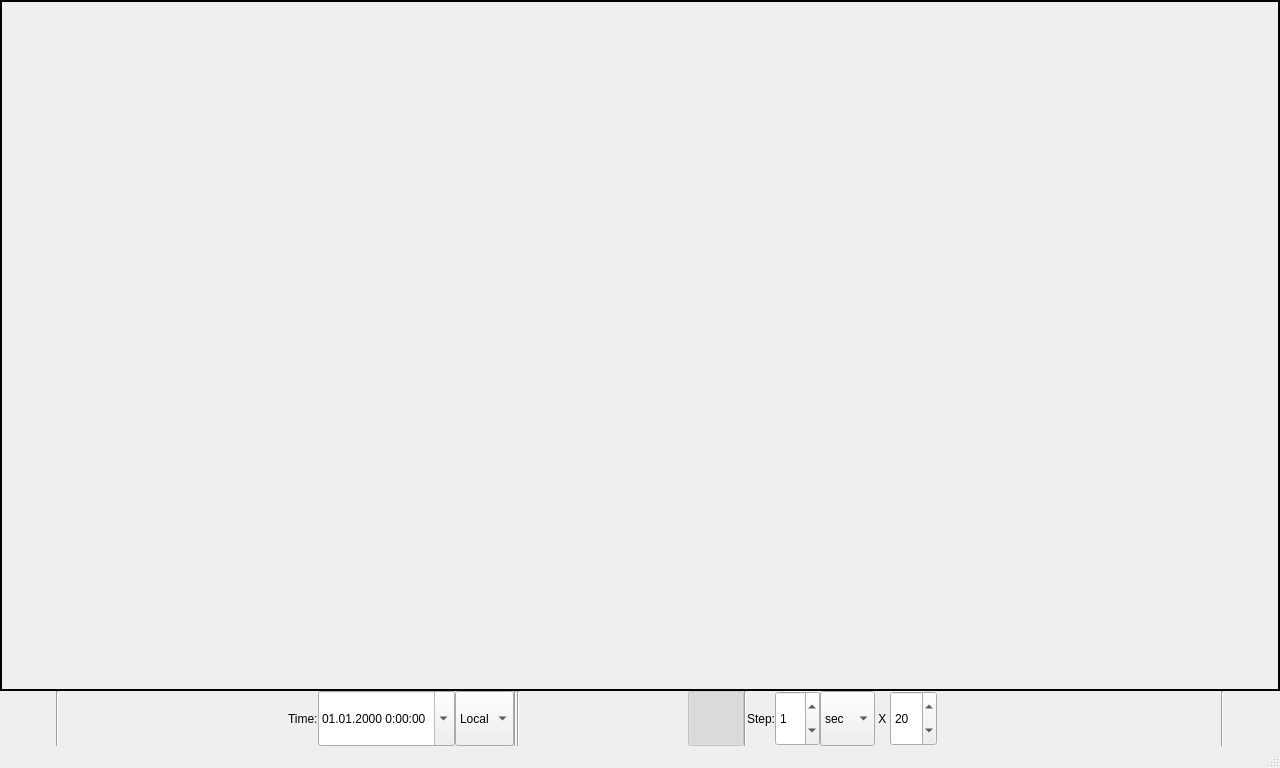
The window that ui/SatViewer.ui (ivantaran/satviewer) describes before a commit, drawn with Qt 5.
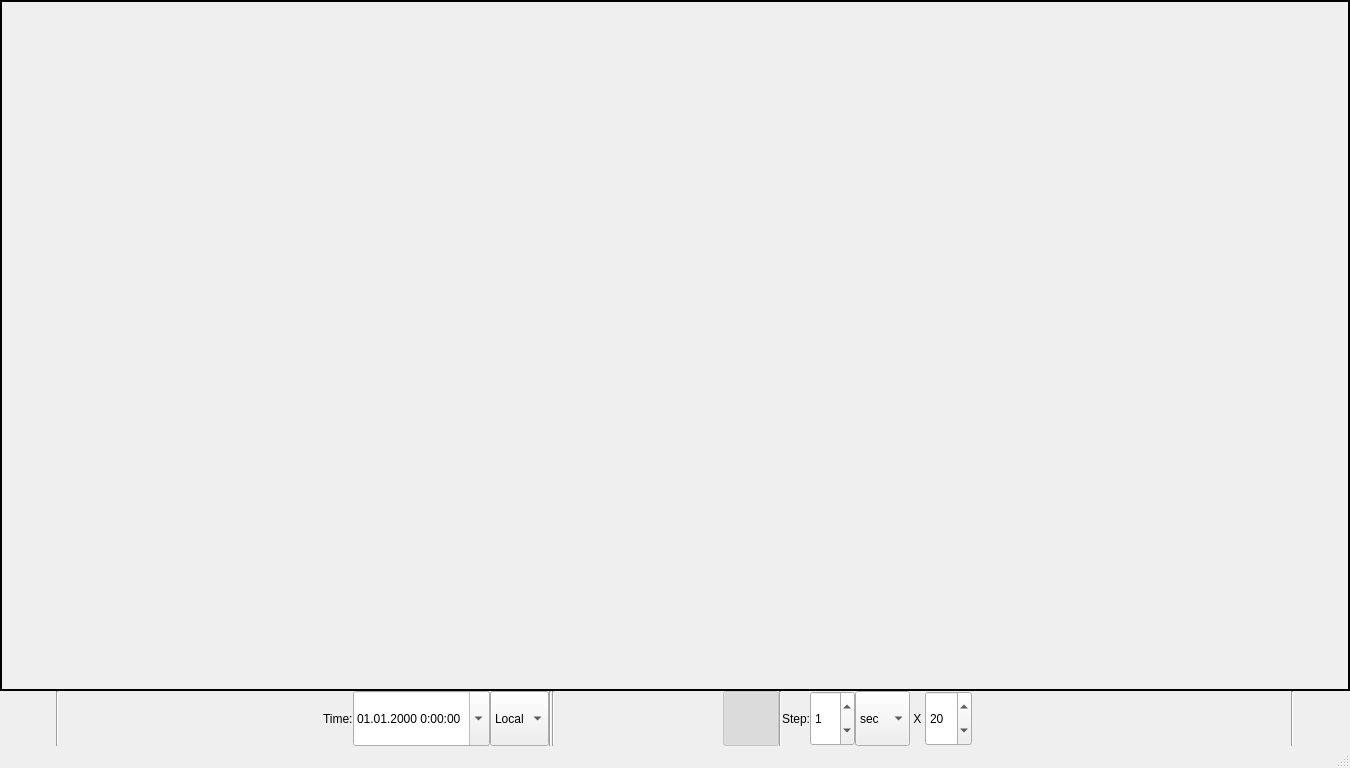
The same window after the commit. Icons and pictures are not drawn.

```diff
--- a/ui/SatViewer.ui
+++ b/ui/SatViewer.ui
@@ -7,7 +7,7 @@
    <rect>
     <x>0</x>
     <y>0</y>
-    <width>1280</width>
+    <width>1350</width>
     <height>768</height>
    </rect>
   </property>
```
Left out of the diff: 2 changed lines with no effect on the pictures.
